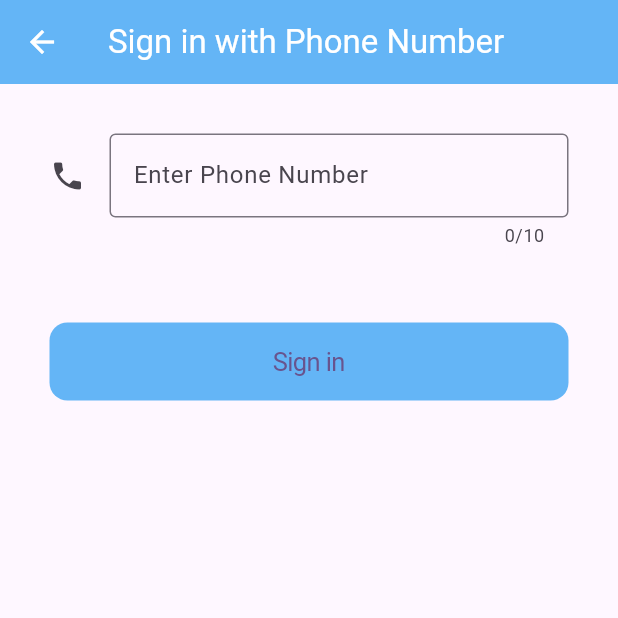
After one commit to vidishaluhar/bloc_example, a Flutter app: the FormValidationExample screen opened by its route, after a tap on "Sign in with Phone Number", on a phone screen of 412 x 824 dp, the top half of it. The commit adds this screen. Run offline on Flutter 3.47's test engine with Material 2 defaults, Android fonts, the phone set to English and light mode, and no system bars; our stand-ins replace connectivity_plus, flutter_bloc.

Commit message:
Completed : Form Validation Example in_progress : Api Handling

```diff
--- /dev/null
+++ b/lib/Form_Validation_Bloc/pages/sign_in_phone_number.dart
@@ -0,0 +1,60 @@
+import 'package:bloc_example/Form_Validation_Bloc/pages/verify_number.dart';
+import 'package:flutter/cupertino.dart';
+import 'package:flutter/material.dart';
+import 'package:flutter/services.dart';
+
+class SignInPhoneNumber extends StatelessWidget {
+  SignInPhoneNumber({super.key});
+
+  TextEditingController phoneNumController = TextEditingController();
+
+  @override
+  Widget build(BuildContext context) {
+    return SafeArea(
+      child: Scaffold(
+        appBar: AppBar(
+          title: Text("Sign in with Phone Number"),
+          foregroundColor: Colors.white,
+          backgroundColor: Colors.blue.shade300,
+          systemOverlayStyle: SystemUiOverlayStyle(
+              statusBarColor: Colors.blue.shade300,
+              systemNavigationBarColor: Colors.blue),
+        ),
+        body: Center(
+            child: Padding(
+          padding: const EdgeInsets.all(8.0),
+          child: ListView(
+            children: [
+              Padding(
+                padding: const EdgeInsets.all(25.0),
+                child: TextField(maxLength: 10,
+                  controller: phoneNumController,
+                  keyboardType: TextInputType.phone,
+                  textInputAction: TextInputAction.done,
+                  decoration: InputDecoration(
+                      border: OutlineInputBorder(),
+                      icon: Icon(Icons.phone),
+                      hintText: "Enter Phone Number"),
+                ),
+              ),
+              Padding(
+                padding: const EdgeInsets.all(25.0),
+                child: CupertinoButton(
+                  onPressed: () {
+                    Navigator.push(
+                        context,
+                        MaterialPageRoute(
+                          builder: (context) => VerifyNumber(),
+                        ));
+                  },
+                  child: Text("Sign in"),
+                  color: Colors.blue.shade300,
+                ),
+              )
+            ],
+          ),
+        )),
+      ),
+    );
+  }
+}
--- /dev/null
+++ b/lib/routes/routes.dart
@@ -0,0 +1,39 @@
+import 'package:bloc_example/Connectivity_Example_Bloc/bloc/internet_bloc.dart';
+import 'package:bloc_example/Connectivity_Example_Bloc/connectivity_example_bloc.dart';
+import 'package:bloc_example/Connectivity_Example_Cubit/connectivity_example_cubit.dart';
+import 'package:bloc_example/Connectivity_Example_Cubit/cubit/internet_cubit.dart';
+import 'package:bloc_example/Form_Validation_Bloc/form_validation_example.dart';
+import 'package:bloc_example/Api%20Handling/presentation/home.dart';
+import 'package:flutter/material.dart';
+import 'package:flutter_bloc/flutter_bloc.dart';
+
+class Routes {
+  static Route? onGenerateRoutes(RouteSettings settings) {
+    switch (settings.name) {
+      case '/ConnectivityExampleBloc':
+        return MaterialPageRoute(builder: (BuildContext context) {
+          return BlocProvider(
+              create: (BuildContext context) {
+                return InternetBloc();
+              },
+              child: ConnectivityExampleBloc());
+        });
+      case '/ConnectivityExampleCubit':
+        return MaterialPageRoute(builder: (BuildContext context) {
+          return BlocProvider(
+              create: (BuildContext context) {
+                return InternetCubit();
+              },
+              child: ConnectivityExampleCubit());
+        });
+      case '/FormValidationExample':
+        return MaterialPageRoute(builder: (BuildContext context) {
+          return FormValidationExample();
+        });
+      case '/Home':
+        return MaterialPageRoute(builder: (BuildContext context) {
+          return Home();
+        });
+    }
+  }
+}
--- a/pubspec.yaml
+++ b/pubspec.yaml
@@ -37,6 +37,9 @@ dependencies:
   cupertino_icons: ^1.0.2
   flutter_bloc: ^8.1.3
   connectivity_plus: ^4.0.1
+  firebase_auth: ^4.6.3
+  http: ^0.13.4
+  json_annotation: ^4.8.1
 
 
 dev_dependencies:
@@ -49,6 +52,8 @@ dev_dependencies:
   # package. See that file for information about deactivating specific lint
   # rules and activating additional ones.
   flutter_lints: ^2.0.0
+  json_serializable: ^6.7.0
+  build_runner: ^2.4.5
 
 
 # For information on the generic Dart part of this file, see the
```
Also changed, not shown: lib/Api Handling/data/data_model.dart (added, +14 -0 lines), lib/Api Handling/data/fetch_data.dart (added, +33 -0 lines), lib/Api Handling/logic/api_bloc.dart (added, +29 -0 lines), lib/Api Handling/logic/api_event.dart (added, +8 -0 lines), lib/Api Handling/logic/api_state.dart (added, +21 -0 lines), lib/Api Handling/presentation/home.dart (added, +43 -0 lines), lib/Form_Validation_Bloc/bloc/sign_in_bloc.dart (+30 -0 lines), lib/Form_Validation_Bloc/bloc/sign_in_event.dart (+15 -1 lines), lib/Form_Validation_Bloc/bloc/sign_in_state.dart (+13 -0 lines), lib/Form_Validation_Bloc/form_validation_example.dart (+15 -6 lines), lib/Form_Validation_Bloc/pages/sign_in_email.dart (added, +101 -0 lines), lib/Form_Validation_Bloc/pages/verify_number.dart (added, +57 -0 lines), lib/Form_Validation_Bloc/sign_in_email.dart (deleted, +0 -56 lines), lib/main.dart (+8 -18 lines), 2 more files, 6 other files.
